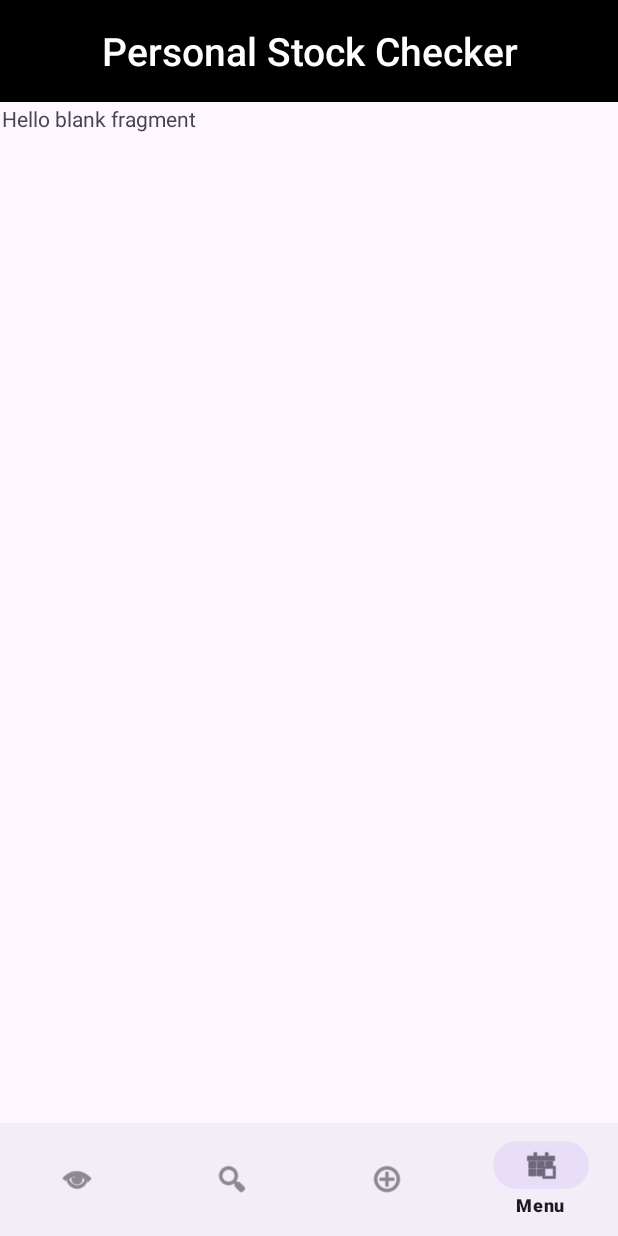
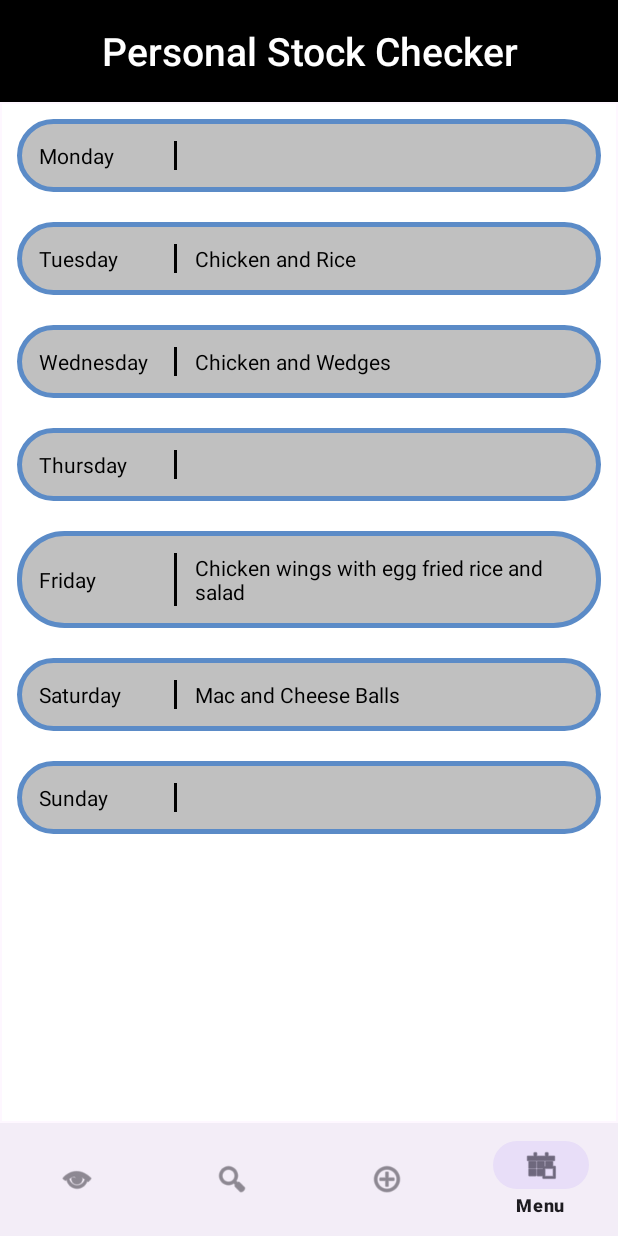
Before and after one commit to HCABurns/Home-Stock-Manager, an Android app: the screen it shows after launch (MainActivity), item 4 of the bottom bar chosen, on a phone screen of 412 x 824 dp. Run offline under Robolectric (Android 15) with nearby library versions, the phone set to English and light mode, and no system bars.

Commit message:
Added menu page. Altering layouts. General updates.
Added a menu page that will display the day and menu item corresponding to that day.

Fixing the layout for items in the view item recycler view. Wrap will now be centered.

General updates: Removing some redundant code.

```diff
--- /dev/null
+++ b/app/src/main/java/com/example/myapplication/Adapters/MenuAdapter.java
@@ -0,0 +1,93 @@
+package com.example.myapplication.Adapters;
+
+import android.view.LayoutInflater;
+import android.view.View;
+import android.view.ViewGroup;
+import android.widget.TextView;
+
+import androidx.recyclerview.widget.RecyclerView;
+
+import com.example.myapplication.R;
+import com.example.myapplication.comparators.MenuItemComparator;
+
+import java.util.ArrayList;
+
+import models.MenuItem;
+
+public class MenuAdapter extends RecyclerView.Adapter<MenuAdapter.MenuHolder> {
+
+    private ArrayList<MenuItem> items;
+
+    /**
+     * Provide a reference to the type of views that you are using
+     * (custom ViewHolder)
+     */
+    public static class MenuHolder extends RecyclerView.ViewHolder {
+        private final TextView day_view;
+        private final TextView name_view;
+
+
+        public MenuHolder(View view) {
+            super(view);
+            // Define click listener for the ViewHolder's View
+
+            day_view = view.findViewById(R.id.menu_day);
+            name_view = view.findViewById(R.id.menu_name);
+        }
+
+        public TextView getDay_view() {
+            return day_view;
+        }
+
+        public TextView getName_view(){
+            return name_view;
+        }
+    }
+
+    /**
+     * Initialize the dataset of the Adapter
+     *
+     * @param dataSet ArrayList<Item> containing the data to populate views to be used
+     * by RecyclerView.
+     */
+    public MenuAdapter(ArrayList<MenuItem> dataSet) {
+        this.items = dataSet;
+        MenuItemComparator menuItemComparator = new MenuItemComparator();
+        items.sort(menuItemComparator);
+    }
+
+    // Create new views (invoked by the layout manager)
+    @Override
+    public MenuAdapter.MenuHolder onCreateViewHolder(ViewGroup viewGroup, int viewType) {
+        // Create a new view, which defines the UI of the list item
+        View view = LayoutInflater.from(viewGroup.getContext())
+                .inflate(R.layout.menu_row, viewGroup, false);
+        return new MenuAdapter.MenuHolder(view);
+    }
+
+    // Replace the contents of a view (invoked by the layout manager)
+    @Override
+    public void onBindViewHolder(MenuAdapter.MenuHolder viewHolder, final int position) {
+
+        // Get element from your dataset at this position and replace the
+        // contents of the view with that element
+        MenuItem item = items.get(position);
+        System.out.println(item.toString() + " " +getItemCount());
+
+        TextView nameView = viewHolder.getName_view().findViewById(R.id.menu_name);
+        nameView.setText(String.valueOf(item.getName()));
+
+        TextView dayView = viewHolder.getDay_view();//.findViewById(R.id.menu_day);
+        System.out.println(dayView);
+        System.out.println(item.dayStringHashMap.get(item.getDay()));
+        dayView.setText(item.dayStringHashMap.get(item.getDay()));
+
+        //TextView itemNameTextView = viewHolder.itemView.findViewById(R.id.menu_day);
+        //itemNameTextView.setText(item.getName());
+    }
+
+    @Override
+    public int getItemCount() {
+        return items.size();
+    }
+}
--- a/app/src/main/java/com/example/myapplication/Adapters/ViewAdapter.java
+++ b/app/src/main/java/com/example/myapplication/Adapters/ViewAdapter.java
@@ -74,7 +74,7 @@ public class ViewAdapter extends RecyclerView.Adapter<ViewAdapter.ViewHolder> {
         // Get element from your dataset at this position and replace the
         // contents of the view with that element
         Item item = items.get(position);
-        TextView itemCountTextView = viewHolder.itemView.findViewById(R.id.item_count);
+        TextView itemCountTextView = viewHolder.itemView.findViewById(R.id.menu_name);
         itemCountTextView.setText(String.valueOf(item.getCount()));
 
         TextView itemNameTextView = viewHolder.itemView.findViewById(R.id.item_name);
--- a/app/src/main/java/com/example/myapplication/AddFragment.java
+++ b/app/src/main/java/com/example/myapplication/AddFragment.java
@@ -3,7 +3,6 @@ package com.example.myapplication;
 import android.os.Bundle;
 
 import androidx.fragment.app.Fragment;
-import androidx.recyclerview.widget.RecyclerView;
 
 import android.view.LayoutInflater;
 import android.view.View;
--- a/app/src/main/java/com/example/myapplication/MenuFragment.java
+++ b/app/src/main/java/com/example/myapplication/MenuFragment.java
@@ -3,10 +3,21 @@ package com.example.myapplication;
 import android.os.Bundle;
 
 import androidx.fragment.app.Fragment;
+import androidx.recyclerview.widget.LinearLayoutManager;
+import androidx.recyclerview.widget.RecyclerView;
 
 import android.view.LayoutInflater;
 import android.view.View;
 import android.view.ViewGroup;
+
+import com.example.myapplication.Adapters.MenuAdapter;
+import com.example.myapplication.Adapters.ViewAdapter;
+
+import java.util.ArrayList;
+
+import database.dbHelper;
+import models.Item;
+import models.MenuItem;
 
 /**
  * A simple {@link Fragment} subclass.
@@ -19,6 +30,8 @@ public class MenuFragment extends Fragment {
     // the fragment initialization parameters, e.g. ARG_ITEM_NUMBER
     private static final String ARG_PARAM1 = "param1";
     private static final String ARG_PARAM2 = "param2";
+
+    private dbHelper dbHelper = new dbHelper();
 
     // TODO: Rename and change types of parameters
     private String mParam1;
@@ -59,6 +72,15 @@ public class MenuFragment extends Fragment {
     public View onCreateView(LayoutInflater inflater, ViewGroup container,
                              Bundle savedInstanceState) {
         // Inflate the layout for this fragment
-        return inflater.inflate(R.layout.fragment_menu, container, false);
+
+        System.out.println("OPENING THE MENU PAGE -----------------------------");
+        View view = inflater.inflate(R.layout.fragment_menu, container, false);
+        RecyclerView recyclerView = view.findViewById(R.id.menu_recycler);
+        ArrayList<MenuItem> items = dbHelper.getMenuItems();
+        MenuAdapter adapter = new MenuAdapter(items);
+        recyclerView.setAdapter(adapter);
+        recyclerView.setLayoutManager(new LinearLayoutManager(getContext(),
+                LinearLayoutManager.VERTICAL, false));
+        return view;
     }
 }
--- /dev/null
+++ b/app/src/main/java/com/example/myapplication/comparators/MenuItemComparator.java
@@ -0,0 +1,16 @@
+package com.example.myapplication.comparators;
+
+import java.util.Comparator;
+
+import models.MenuItem;
+
+public class MenuItemComparator implements Comparator<MenuItem> {
+    @Override
+    public int compare(MenuItem menuItem, MenuItem t1) {
+
+        if (menuItem.getDay().ordinal() > t1.getDay().ordinal()) {
+            return 1;
+        }
+        return -1;
+    }
+}
--- a/app/src/main/java/database/dbHelper.java
+++ b/app/src/main/java/database/dbHelper.java
@@ -1,8 +1,10 @@
 package database;
+
 
 import java.util.ArrayList;
 
 import models.Item;
+import models.MenuItem;
 
 /**
  * This class is the database helper class. It is used to store, add and update
@@ -10,10 +12,12 @@ import models.Item;
  */
 public class dbHelper {
 
-    private ArrayList<Item> items = new ArrayList<>();
+    public ArrayList<Item> items = new ArrayList<>();
+    public ArrayList<MenuItem> menuItems = new ArrayList<>();
 
     public dbHelper(){
         setItems();
+        setMenuItems();
     }
 
     /**
@@ -22,6 +26,9 @@ public class dbHelper {
      */
     public ArrayList<Item> getItems(){
         return this.items;
+    }
+    public ArrayList<MenuItem> getMenuItems(){
+        return this.menuItems;
     }
 
     public void setItems(){
@@ -38,6 +45,28 @@ public class dbHelper {
         items.add(new Item("Flour",0, Item.Type.OTHER,true));
         items.add(new Item("Egg",3, Item.Type.OTHER,false));
         items.add(new Item("Butter",1, Item.Type.OTHER,true));
+        items.add(new Item("Chicken and Onion Pie sliced awdddddd wad awadw awd awawaw awd adwawd ",1, Item.Type.OTHER,true));
+    }
+
+    public void setMenuItems() {
+        menuItems.add(new MenuItem("", MenuItem.Day.MONDAY)) ;
+        menuItems.add(new MenuItem("", MenuItem.Day.WEDNESDAY)) ;
+        menuItems.add(new MenuItem("", MenuItem.Day.THURSDAY)) ;
+        menuItems.add(new MenuItem("", MenuItem.Day.SUNDAY)) ;
+
+        menuItems.add(new MenuItem("Mac and Cheese Balls", MenuItem.Day.SATURDAY)) ;
+        menuItems.add(new MenuItem("Chicken wings with egg fried rice and salad", MenuItem.Day.FRIDAY)) ;
+        menuItems.add(new MenuItem("Chicken and Rice", MenuItem.Day.TUESDAY)) ;
+
+        //Simulate getting information from the database and altering it.
+        //O(n*2) is fine solution considering max it can be is O(49) which is incredible small.
+        String name = "Chicken and Wedges";
+        MenuItem.Day day = MenuItem.Day.WEDNESDAY;
+        for (MenuItem item : menuItems){
+            if (item.getDay() == day){
+                item.setName(name);
+            }
+        }
     }
 
     public static void main(String[] args) {
--- /dev/null
+++ b/app/src/main/java/models/MenuItem.java
@@ -0,0 +1,68 @@
+package models;
+
+import java.util.HashMap;
+
+/**
+ * This is the menu item class. It holds the information regarding a menu item.
+ */
+public class MenuItem {
+
+    private String name;
+    private Day day;
+    public enum Day{MONDAY, TUESDAY, WEDNESDAY, THURSDAY, FRIDAY, SATURDAY, SUNDAY}
+    public HashMap<Day,String> dayStringHashMap = new HashMap<Day,String>(){{
+        put(Day.MONDAY , "Monday");
+        put(Day.TUESDAY , "Tuesday");
+        put(Day.WEDNESDAY , "Wednesday");
+        put(Day.THURSDAY , "Thursday");
+        put(Day.FRIDAY , "Friday");
+        put(Day.SATURDAY , "Saturday");
+        put(Day.SUNDAY , "Sunday");
+    }};
+
+    /**
+     * Constructor for the menu item.
+     * @param name Name of the dish to be made.
+     * @param day An Enum regarding the day of the dish.
+     */
+    public MenuItem(String name, Day day) {
+        this.name = name;
+        this.day = day;
+    }
+
+    /**
+     * @return String - Name of the dish.
+     */
+    public String getName() {
+        return name;
+    }
+
+
+    /**
+     * @param name String of the name of the dish.
+     */
+    public void setName(String name) {
+        this.name = name;
+    }
+
+
+    /**
+     * @return Enum of the day the dish is to be made.
+     */
+    public Day getDay() {
+        return day;
+    }
+
+
+    /**
+     * @param day Enum of the day that the dish will be.
+     */
+    public void setDay(Day day) {
+        this.day = day;
+    }
+
+    public static void main(String[] args) {
+        MenuItem item = new MenuItem("Mac and Cheese" , Day.SATURDAY);
+        System.out.println(item.getName());;
+    }
+}
--- /dev/null
+++ b/app/src/main/res/drawable/rounded_layout_menu_item.xml
@@ -0,0 +1,22 @@
+<?xml version="1.0" encoding="utf-8"?>
+<shape xmlns:android="http://schemas.android.com/apk/res/android" >
+
+    <!-- we define background color -->
+    <solid android:color="@color/black" />
+
+    <!-- we define border color and thick -->
+    <stroke
+        android:width="3dp"
+        android:color="@color/white" />
+
+    <!-- add some padding for text inside -->
+    <padding
+        android:bottom="15dp"
+        android:left="15dp"
+        android:right="15dp"
+        android:top="15dp" />
+
+    <!-- we define corner radius, note that radius can be different for each corner -->
+    <corners android:radius="30dp" />
+
+</shape>
--- a/app/src/main/res/layout/fragment_menu.xml
+++ b/app/src/main/res/layout/fragment_menu.xml
@@ -3,12 +3,14 @@
     xmlns:tools="http://schemas.android.com/tools"
     android:layout_width="match_parent"
     android:layout_height="match_parent"
+    android:background="#FFFFFF"
     tools:context=".MenuFragment">
 
-    <!-- TODO: Update blank fragment layout -->
-    <TextView
+    <androidx.recyclerview.widget.RecyclerView
+        android:id="@+id/menu_recycler"
         android:layout_width="match_parent"
         android:layout_height="match_parent"
-        android:text="@string/hello_blank_fragment" />
-
+        android:layout_marginLeft="10dp"
+        android:layout_marginTop="10dp"
+        android:layout_marginRight="10dp" />
 </FrameLayout>
--- a/app/src/main/res/layout/item_row.xml
+++ b/app/src/main/res/layout/item_row.xml
@@ -21,14 +21,16 @@
             android:layout_height="wrap_content"
             android:layout_weight="1"
             android:text="@string/item_name"
+            android:layout_gravity="center"
             android:textColor="@color/black" />
 
         <TextView
-            android:id="@+id/item_count"
+            android:id="@+id/menu_name"
             android:layout_width="20dp"
             android:layout_height="wrap_content"
             android:layout_weight="1"
             android:text="@string/item_count"
+            android:layout_gravity="center"
             android:textColor="@color/black" />
 
         <androidx.appcompat.widget.AppCompatButton
@@ -38,6 +40,7 @@
             android:layout_weight="1"
             android:background="@drawable/rounded_layout_button_green"
             android:text="@string/add"
+            android:layout_gravity="center"
             android:textColor="@color/black" />
 
         <androidx.appcompat.widget.AppCompatButton
@@ -45,6 +48,7 @@
             android:layout_width="35dp"
             android:layout_height="wrap_content"
             android:layout_weight="1"
+            android:layout_gravity="center"
             android:background="@drawable/rounded_layout_button_red"
             android:text="@string/remove" />
 
@@ -52,6 +56,7 @@
             android:id="@+id/required_switch"
             android:layout_width="wrap_content"
             android:layout_height="48dp"
+            android:layout_gravity="center"
             android:layout_weight="1" />
     </LinearLayout>
 
--- /dev/null
+++ b/app/src/main/res/layout/menu_row.xml
@@ -0,0 +1,51 @@
+<?xml version="1.0" encoding="utf-8"?>
+
+<FrameLayout xmlns:android="http://schemas.android.com/apk/res/android"
+    xmlns:app="http://schemas.android.com/apk/res-auto"
+    android:layout_width="match_parent"
+    android:layout_height="wrap_content"
+    android:gravity="center_vertical"
+    android:paddingBottom="20dp"
+    app:layout_constraintEnd_toEndOf="parent"
+    app:layout_constraintStart_toStartOf="parent"
+    app:layout_constraintTop_toTopOf="parent">
+
+    <LinearLayout
+        android:id="@+id/item_container"
+        android:layout_width="match_parent"
+        android:layout_height="match_parent"
+        android:background="@drawable/rounded_layout"
+        android:orientation="horizontal">
+
+        <TextView
+            android:id="@+id/menu_day"
+            android:layout_width="90dp"
+            android:layout_height="wrap_content"
+            android:layout_weight="0"
+            android:text="@string/menu_day"
+            android:layout_gravity="center"
+            android:textColor="@color/black" />
+
+        <View
+            android:layout_width="2dp"
+            android:layout_height="match_parent"
+            android:background="@color/black" />
+
+        <Space
+            android:layout_width="2dp"
+            android:layout_height="match_parent"
+        />
+
+        <TextView
+            android:id="@+id/menu_name"
+            android:layout_width="wrap_content"
+            android:layout_height="wrap_content"
+            android:layout_marginLeft="10dp"
+            android:layout_weight="1"
+            android:text="@string/menu_name"
+            android:layout_gravity="center"
+            android:textColor="@color/black" />
+
+    </LinearLayout>
+
+</FrameLayout>
--- a/app/src/main/res/values/strings.xml
+++ b/app/src/main/res/values/strings.xml
@@ -27,6 +27,10 @@
     <string name="required_title"> <u>Required</u> </string>
 
 
+    <string name="menu_name"> Menu name </string>
+    <string name="menu_day"> Menu day </string>
+
+
 
     <!-- TODO: Remove or change this placeholder text -->
     <string name="hello_blank_fragment">Hello blank fragment</string>
```
Also changed, not shown: app/src/main/java/com/example/myapplication/MainActivity.java (+0 -7 lines), 1 other file.
